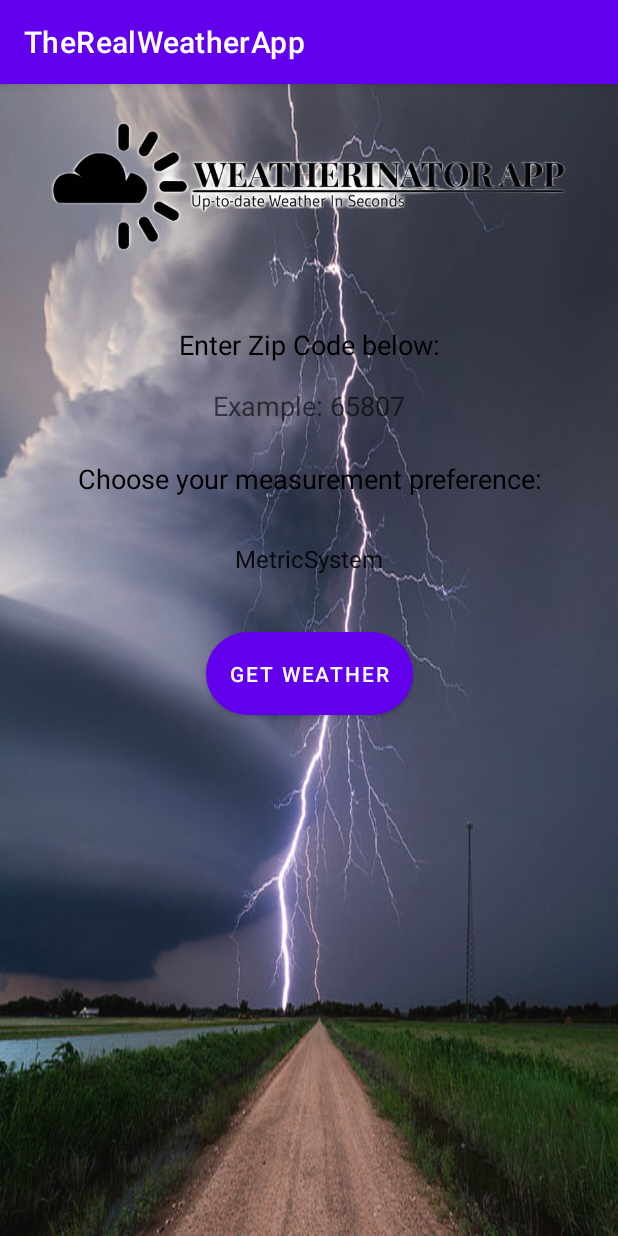
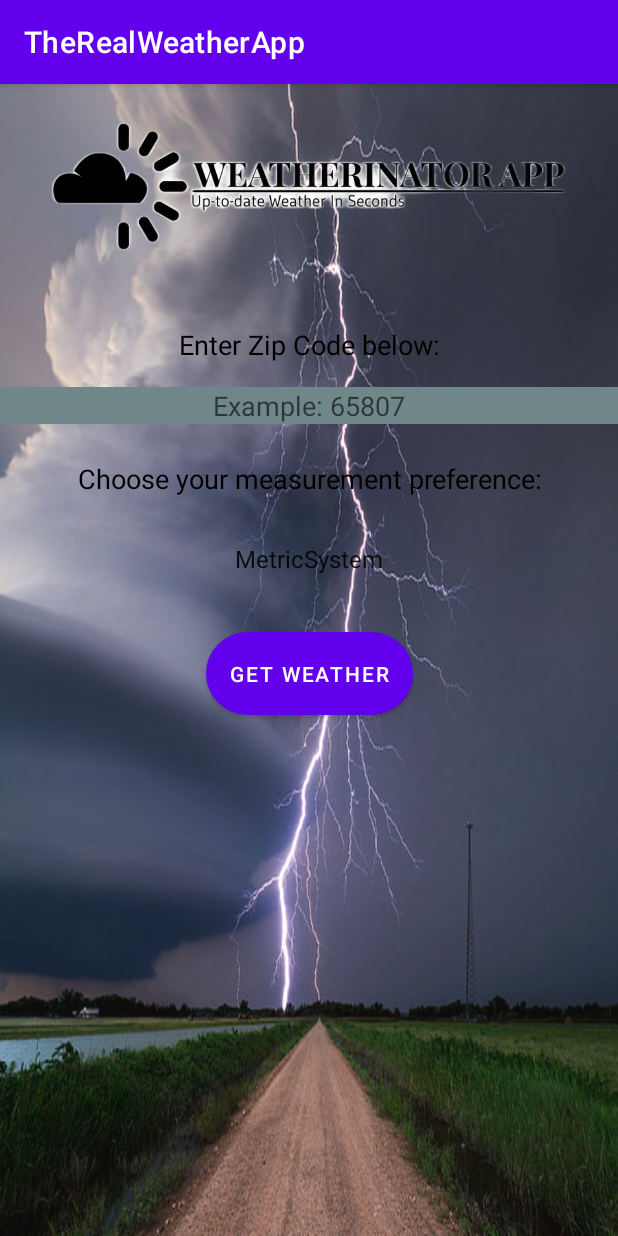
Before and after one commit to The-Lucas-Stephens/WeatherApp, an Android app: the screen it shows after launch (MainActivity), on a phone screen of 412 x 824 dp. Run offline under Robolectric (Android 15) with nearby library versions, the phone set to English and light mode, and no system bars.

Commit message:
added one more detail

```diff
--- a/app/src/main/res/layout/activity_main.xml
+++ b/app/src/main/res/layout/activity_main.xml
@@ -41,7 +41,7 @@
         android:hint="@string/inputZipcodeHint"
         android:textAlignment="center"
         android:textColor="#FFFFFF"
-        android:background="@null"
+        android:background="#70878A"
         android:layout_marginTop="16dp"
         app:layout_constraintTop_toBottomOf="@id/textView"
         app:layout_constraintStart_toStartOf="parent"
```
